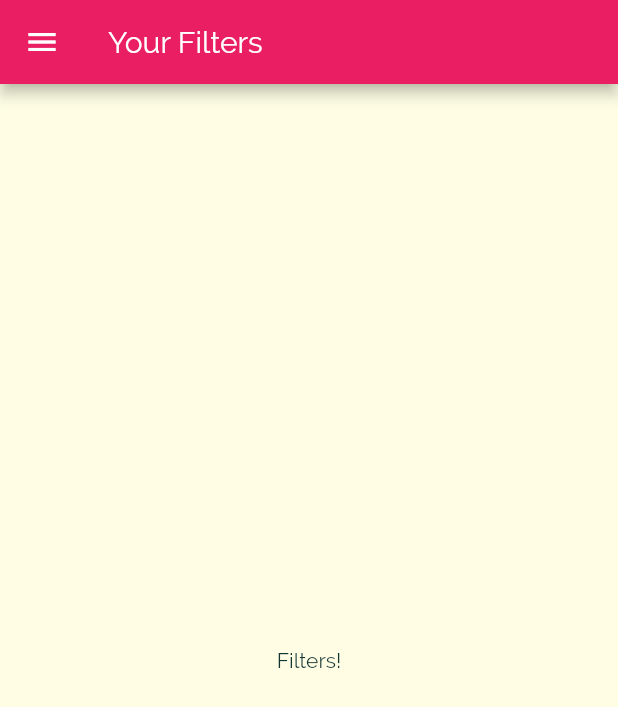
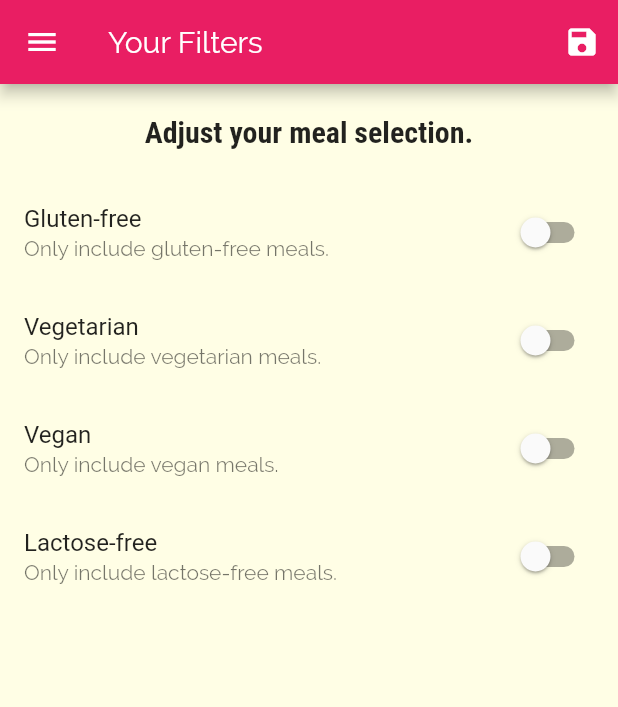
Before and after one commit to alexsilva75/flutter_delimeals_app, a Flutter app: the FiltersScreen screen opened by its route, on a phone screen of 412 x 824 dp. Shown: the top 707 px of the screen. Run offline on Flutter 3.47's test engine with Material 2 defaults, Android fonts, the phone set to English and light mode, and no system bars.

Commit message:
Final app; finishing favorite and filters screens;

```diff
--- a/lib/main.dart
+++ b/lib/main.dart
@@ -1,15 +1,72 @@
 import 'package:flutter/material.dart';
-import 'package:my_meals_app/screens/filters_screen.dart';
+import './dummy_data.dart';
+import './screens/filters_screen.dart';
 import './screens/tabs_screen.dart';
 import './screens/meal_detail_screen.dart';
 import './screens/category_meals_screen.dart';
 import './screens/categories_screen.dart';
+import './models/meal.dart';
 
 void main() {
   runApp(MyApp());
 }
 
-class MyApp extends StatelessWidget {
+class MyApp extends StatefulWidget {
+  @override
+  _MyAppState createState() => _MyAppState();
+}
+
+class _MyAppState extends State<MyApp> {
+  Map<String, bool> _filters = {
+    'gluten': false,
+    'lactose': false,
+    'vegan': false,
+    'vegetarian': false,
+  };
+
+  List<Meal> _availableMeals = DUMMY_MEALS;
+  List<Meal> _favoriteMeals = [];
+
+  void _setFilters(Map<String, bool> filterData) {
+    _filters = filterData;
+
+    _availableMeals = DUMMY_MEALS.where((meal) {
+      if (_filters['gluten'] && !meal.isGlutenFree) {
+        return false;
+      }
+      if (_filters['lactose'] && !meal.isLactoseFree) {
+        return false;
+      }
+      if (_filters['vegetarian'] && !meal.isVegetarian) {
+        return false;
+      }
+      if (_filters['vegan'] && !meal.isVegan) {
+        return false;
+      }
+
+      return true;
+    }).toList();
+  }
+
+  void _toggleFavorite(mealId) {
+    final existingIndex =
+        _favoriteMeals.indexWhere((meal) => meal.id == mealId);
+
+    if (existingIndex >= 0) {
+      setState(() {
+        _favoriteMeals.removeAt(existingIndex);
+      });
+    } else {
+      setState(() {
+        _favoriteMeals.add(DUMMY_MEALS.firstWhere((meal) => meal.id == mealId));
+      });
+    }
+  }
+
+  bool _isMealFavorite(String id) {
+    return _favoriteMeals.any((meal) => meal.id == id);
+  }
+
   @override
   Widget build(BuildContext context) {
     return MaterialApp(
@@ -35,10 +92,12 @@ class MyApp extends StatelessWidget {
       ),
       //home: CategoriesScreen(),
       routes: {
-        '/': (ctx) => TabsScreen(),
-        CategoryMealsScreen.routeName: (ctx) => CategoryMealsScreen(),
-        MealDetailScreen.routeName: (ctx) => MealDetailScreen(),
-        FiltersScreen.routeName: (ctx) => FiltersScreen(),
+        '/': (ctx) => TabsScreen(_favoriteMeals),
+        CategoryMealsScreen.routeName: (ctx) =>
+            CategoryMealsScreen(_availableMeals),
+        MealDetailScreen.routeName: (ctx) =>
+            MealDetailScreen(_toggleFavorite, _isMealFavorite),
+        FiltersScreen.routeName: (ctx) => FiltersScreen(_filters, _setFilters),
       },
       onGenerateRoute: (settings) {
         print(settings.arguments);
--- a/lib/screens/category_meals_screen.dart
+++ b/lib/screens/category_meals_screen.dart
@@ -5,6 +5,9 @@ import '../dummy_data.dart';
 
 class CategoryMealsScreen extends StatefulWidget {
   static const routeName = '/category-meals';
+  final List<Meal> availableMeals;
+
+  CategoryMealsScreen(this.availableMeals);
 
   @override
   _CategoryMealsScreenState createState() => _CategoryMealsScreenState();
@@ -32,7 +35,7 @@ class _CategoryMealsScreenState extends State<CategoryMealsScreen> {
       categoryTitle = routeArgs['title'];
       final categoryId = routeArgs['id'];
 
-      displayedMeals = DUMMY_MEALS.where(
+      displayedMeals = widget.availableMeals.where(
         (meal) {
           return meal.categories.contains(categoryId);
         },
--- a/lib/screens/filters_screen.dart
+++ b/lib/screens/filters_screen.dart
@@ -1,18 +1,123 @@
 import 'package:flutter/material.dart';
 import 'package:my_meals_app/widgets/main_drawer.dart';
 
-class FiltersScreen extends StatelessWidget {
+class FiltersScreen extends StatefulWidget {
   static const routeName = '/filters';
+  final Map<String, bool> filters;
+  final Function setFilters;
+
+  FiltersScreen(this.filters, this.setFilters);
+
+  @override
+  _FiltersScreenState createState() => _FiltersScreenState();
+}
+
+class _FiltersScreenState extends State<FiltersScreen> {
+  bool _glutenFree;
+  bool _vegetarian;
+  bool _vegan;
+  bool _lactoseFree;
+
+  @override
+  initState() {
+    super.initState();
+
+    this._glutenFree = widget.filters['gluten'];
+    this._vegetarian = widget.filters['vegetarian'];
+    this._vegan = widget.filters['vegan'];
+    this._lactoseFree = widget.filters['lactose'];
+  }
+
+  Widget _buildSwitchListTile(
+    bool value,
+    String title,
+    String subtitle,
+    Function updateValue,
+  ) {
+    return SwitchListTile(
+      title: Text(title),
+      value: value,
+      subtitle: Text(subtitle),
+      onChanged: updateValue,
+    );
+  }
 
   @override
   Widget build(BuildContext context) {
     return Scaffold(
       appBar: AppBar(
         title: Text('Your Filters'),
+        actions: <Widget>[
+          IconButton(
+            icon: Icon(Icons.save),
+            onPressed: () {
+              widget.setFilters({
+                'gluten': _glutenFree,
+                'lactose': _lactoseFree,
+                'vegan': _vegan,
+                'vegetarian': _vegetarian,
+              });
+            },
+          ),
+        ],
       ),
       drawer: MainDrawer(),
-      body: Center(
-        child: Text('Filters!'),
+      body: Column(
+        children: <Widget>[
+          Container(
+            padding: EdgeInsets.all(20),
+            child: Text(
+              'Adjust your meal selection.',
+              style: Theme.of(context).textTheme.title,
+            ),
+          ),
+          Expanded(
+            child: ListView(
+              children: <Widget>[
+                _buildSwitchListTile(
+                  _glutenFree,
+                  'Gluten-free',
+                  'Only include gluten-free meals.',
+                  (newValue) {
+                    setState(() {
+                      _glutenFree = newValue;
+                    });
+                  },
+                ),
+                _buildSwitchListTile(
+                  _vegetarian,
+                  'Vegetarian',
+                  'Only include vegetarian meals.',
+                  (newValue) {
+                    setState(() {
+                      _vegetarian = newValue;
+                    });
+                  },
+                ),
+                _buildSwitchListTile(
+                  _vegan,
+                  'Vegan',
+                  'Only include vegan meals.',
+                  (newValue) {
+                    setState(() {
+                      _vegan = newValue;
+                    });
+                  },
+                ),
+                _buildSwitchListTile(
+                  _lactoseFree,
+                  'Lactose-free',
+                  'Only include lactose-free meals.',
+                  (newValue) {
+                    setState(() {
+                      _lactoseFree = newValue;
+                    });
+                  },
+                ),
+              ],
+            ),
+          )
+        ],
       ),
     );
   }
```
Also changed, not shown: lib/screens/favorites_screen.dart (+26 -3 lines), lib/screens/meal_detail_screen.dart (+8 -2 lines), lib/screens/tabs_screen.dart (+22 -5 lines).
